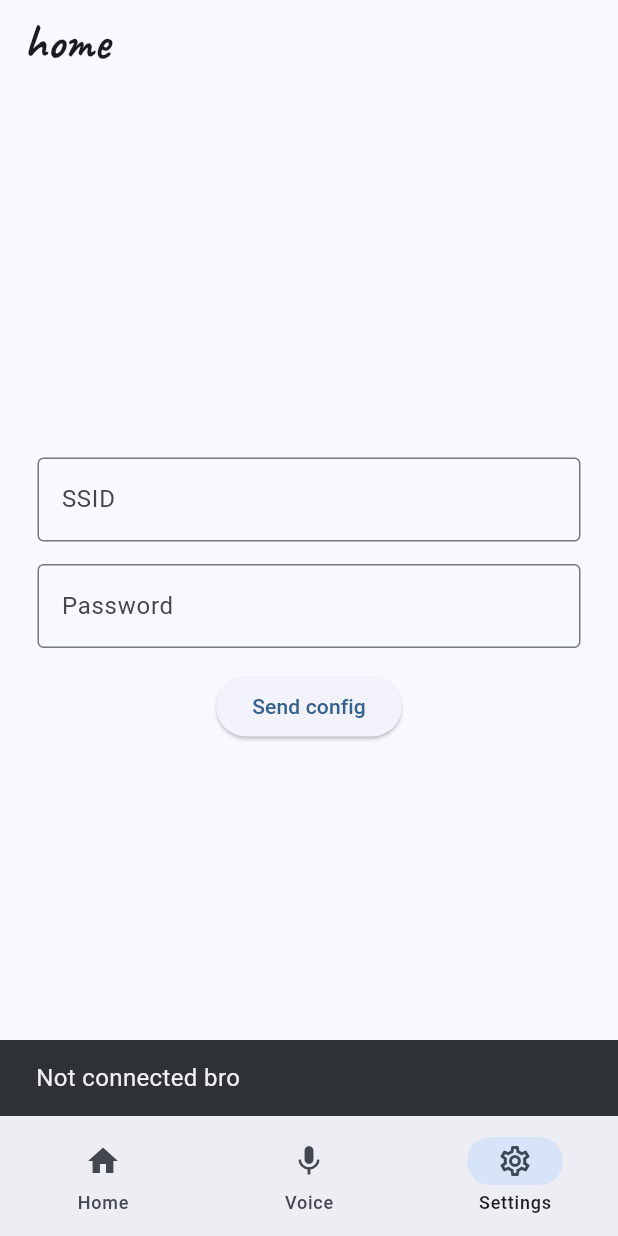
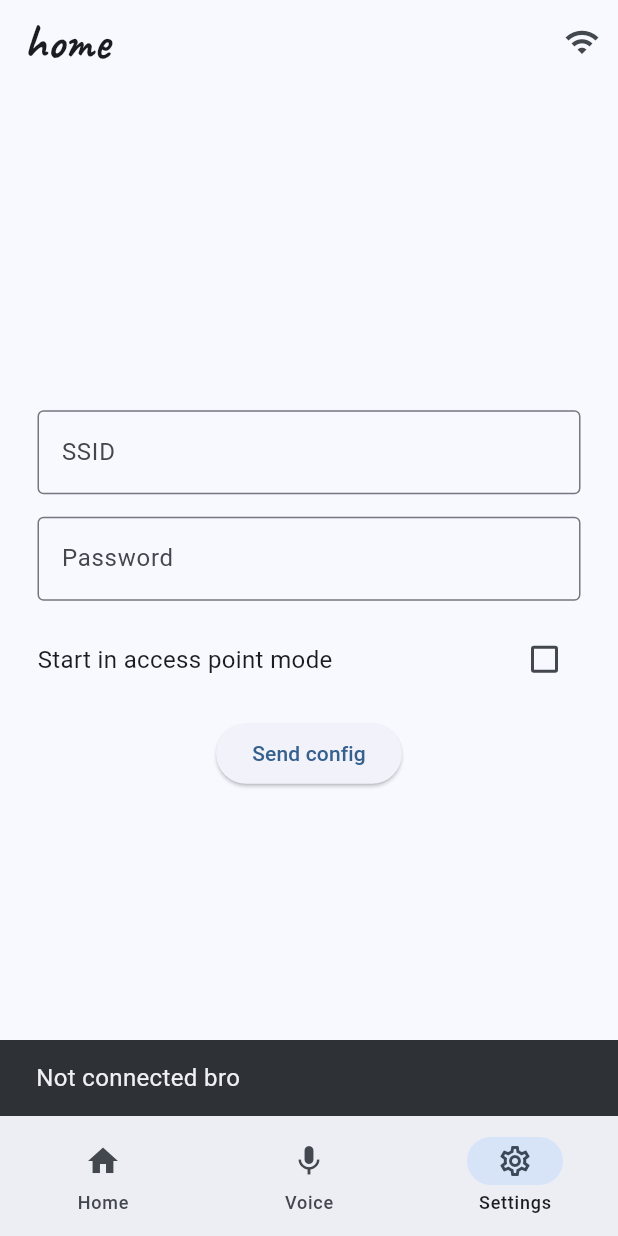
Before and after one commit to VenturaGZAAA/enlatadora_web, a Flutter app: the screen it shows after launch, item 3 of the bottom bar chosen, after a tap on "Send config", on a phone screen of 412 x 824 dp. Run offline on Flutter 3.47's test engine with Material 3 defaults, Android fonts, the light colour scheme and no system bars; our stand-ins replace flutter_dotenv, flutter_riverpod, google_fonts; missing offline and left inert: dart:html, mqtt_client; Roboto replaces fonts that are missing (Arima).

```diff
--- a/lib/models/WifiData.dart
+++ b/lib/models/wifi_data.dart
@@ -1,13 +1,13 @@
 import 'package:json_annotation/json_annotation.dart';
 
-part 'WifiData.g.dart';
+part 'wifi_data.g.dart';
 
 @JsonSerializable()
 class WiFiData {
-  const WiFiData({this.ssid = "", this.pass = "",this.startAP = false});
+  const WiFiData({this.ssid = "", this.pass = "",this.start_ap = false});
   final String ssid;
   final String pass;
-  final bool startAP;
+  final bool start_ap;
 
 
   factory WiFiData.fromJson(Map<String,dynamic> json) => _$WiFiDataFromJson(json);
--- a/lib/screens/home_page.dart
+++ b/lib/screens/home_page.dart
@@ -1,7 +1,9 @@
-import 'package:enlatadora_web/models/WifiData.dart';
+import 'package:enlatadora_web/models/wifi_data.dart';
 import 'package:enlatadora_web/providers/mqtt_riverpod.dart';
 import 'package:enlatadora_web/screens/mqtt_thing_screen.dart';
+import 'package:enlatadora_web/widgets/mqtt_config_button.dart';
 import 'package:enlatadora_web/widgets/wifi_config_page.dart';
+import 'package:flutter/foundation.dart';
 import 'package:flutter/material.dart';
 import 'package:mqtt_client/mqtt_client.dart';
 
@@ -20,6 +22,7 @@ class _HomePageState extends MqttThingScreenState<HomePage> {
 
   final _ssidController = TextEditingController();
   final _passController = TextEditingController();
+  bool _apModeCheck = false;
 
   late List<Widget Function()> screens = [
     _dashboardBody,
@@ -30,6 +33,10 @@ class _HomePageState extends MqttThingScreenState<HomePage> {
 
   final List<MockData> reads = List.empty(growable: true);
   static const int MAX_ITEMS = 50;
+
+  @override
+  List<Widget> get appbarActions =>
+      kIsWeb ? super.appbarActions : [MqttConfigButton()];
 
   void mate() async {
     await ref.read(mqttProvider.future);
@@ -141,13 +148,24 @@ class _HomePageState extends MqttThingScreenState<HomePage> {
   Future<void> _wifiConfirm() async {
     // Check connection first
     if (!mqttNotifier.isConnected()) {
-
       if (mounted) {
         ScaffoldMessenger.maybeOf(
           context,
         )?.showSnackBar(SnackBar(content: Text("Not connected bro")));
       }
       mqttNotifier.connect();
+      return;
+    }
+
+    if (_apModeCheck) {
+      final bool sendConfirmed = await _showConfirmDialog(
+        title: "Set WiFi mode to Access Point",
+        cancelText: "Cancel",
+        confirmText: "Confirm",
+      );
+      if (sendConfirmed) {
+        _publishWiFiData(WiFiData(start_ap: true), "Mode set to access point!");
+      }
       return;
     }
 
@@ -180,7 +198,7 @@ class _HomePageState extends MqttThingScreenState<HomePage> {
     final bool sendConfirmed = await _showConfirmDialog(
       title: "Send WiFi Configuration?",
       message:
-          "SSID: $ssid\nPassword: ${pass.isEmpty ? '(empty)' : '••••••••'}",
+          "SSID: $ssid\nPassword: ${pass.isEmpty ? '(empty)' : '••••••••'}\nStart in AP mode: 'No'}",
       cancelText: "Cancel",
       confirmText: "Send",
     );
@@ -188,17 +206,23 @@ class _HomePageState extends MqttThingScreenState<HomePage> {
     if (!sendConfirmed) {
       return;
     }
+    _publishWiFiData(
+      WiFiData(ssid: ssid, pass: pass, start_ap: false),
+      "WiFi data sent!",
+    );
+  }
 
+  void _publishWiFiData(WiFiData data, String message) {
     mqttNotifier.publish(
-      "config/wifi/ap",
-      WiFiData(ssid: ssid, pass: pass, startAP: false).toJson().toString(),
+      "config/wifi/data",
+      data.toJson().toString(),
       qos: MqttQos.exactlyOnce,
     );
 
     if (mounted) {
       ScaffoldMessenger.maybeOf(
         context,
-      )?.showSnackBar(SnackBar(content: Text("WiFi config sent!")));
+      )?.showSnackBar(SnackBar(content: Text(message)));
     }
   }
 
@@ -252,7 +276,15 @@ class _HomePageState extends MqttThingScreenState<HomePage> {
   }
 
   Widget _configBody() {
-    return WifiConfigPage(_ssidController, _passController, _wifiConfirm);
+    return WifiConfigPage(
+      ssidControl: _ssidController,
+      passControl: _passController,
+      apMode: _apModeCheck,
+      checkCallback: (check) => setState(() {
+        _apModeCheck = check ?? false;
+      }),
+      sendCallback: _wifiConfirm,
+    );
   }
 }
 
--- /dev/null
+++ b/lib/widgets/mqtt_config_button.dart
@@ -0,0 +1,89 @@
+import 'package:flutter/material.dart';
+import 'package:flutter_riverpod/flutter_riverpod.dart';
+
+import 'package:enlatadora_web/providers/mqtt_riverpod.dart';
+
+class MqttConfigButton extends ConsumerStatefulWidget {
+  const MqttConfigButton({super.key});
+
+  @override
+  ConsumerState<ConsumerStatefulWidget> createState() {
+    return _MqttConfigButtonState();
+  }
+}
+
+class _MqttConfigButtonState extends ConsumerState<MqttConfigButton> {
+  final ipController = TextEditingController();
+  final portController = TextEditingController();
+
+  @override
+  void initState() {
+    super.initState();
+  }
+
+  @override
+  void dispose() {
+    ipController.dispose();
+    portController.dispose();
+    super.dispose();
+  }
+
+  @override
+  Widget build(BuildContext context) {
+    return IconButton(
+      onPressed: () {
+        showDialog(
+          context: context,
+          builder: (ctx) => AlertDialog(
+            title: TextField(
+              keyboardType: TextInputType.url,
+              controller: ipController,
+              decoration: InputDecoration(
+                hint: Text(
+                  "Server IP",
+                ),
+              ),
+            ),
+            content: Column(
+              mainAxisSize: MainAxisSize.min,
+              crossAxisAlignment: CrossAxisAlignment.stretch,
+              children: [
+                TextField(
+                  controller: portController,
+                  keyboardType: TextInputType.number,
+                  decoration: InputDecoration(
+                    hint: Text(
+                      "Server port",
+                    ),
+                  ),
+                ),
+              ],
+            ),
+            actions: [
+              TextButton(
+                onPressed: () => Navigator.pop(ctx),
+                child: Text("Regresar"),
+              ),
+              TextButton(
+                onPressed: () {
+                  Navigator.pop(ctx);
+                  if (ipController.text.isNotEmpty) {
+                    ref.read(mqttProvider.notifier).setIPP(ipController.text);
+                  }
+                  if (portController.text.isNotEmpty) {
+                    ref
+                        .read(mqttProvider.notifier)
+                        .setPoort(ipController.text as int);
+                  }
+
+                },
+                child: Text("Confirmar"),
+              ),
+            ],
+          ),
+        );
+      },
+      icon: Icon(Icons.wifi),
+    );
+  }
+}
--- a/lib/widgets/wifi_config_page.dart
+++ b/lib/widgets/wifi_config_page.dart
@@ -1,15 +1,25 @@
 import 'package:flutter/material.dart';
-
 
 class WifiConfigPage extends StatelessWidget {
   final TextEditingController _ssidControl;
   final TextEditingController _passControl;
+  final bool _apMode;
 
+  final void Function(bool?) _checkCallback;
   final void Function() _sendCallback;
 
-  const WifiConfigPage(this._ssidControl,this._passControl,this._sendCallback,{super.key});
-
-
+  const WifiConfigPage({
+    required TextEditingController ssidControl,
+    required TextEditingController passControl,
+    required bool apMode,
+    required void Function(bool?) checkCallback,
+    required void Function() sendCallback,
+    super.key,
+  }) : _ssidControl = ssidControl,
+       _passControl = passControl,
+       _apMode = apMode,
+       _checkCallback = checkCallback,
+       _sendCallback = sendCallback;
 
   @override
   Widget build(BuildContext context) {
@@ -17,6 +27,7 @@ class WifiConfigPage extends StatelessWidget {
       mainAxisSize: MainAxisSize.min,
       mainAxisAlignment: MainAxisAlignment.center,
       crossAxisAlignment: CrossAxisAlignment.center,
+      spacing: 15,
       children: [
         TextField(
           controller: _ssidControl,
@@ -25,7 +36,7 @@ class WifiConfigPage extends StatelessWidget {
             border: OutlineInputBorder(),
           ),
         ),
-        SizedBox(height: 15),
+
         TextField(
           controller: _passControl,
           decoration: InputDecoration(
@@ -33,13 +44,15 @@ class WifiConfigPage extends StatelessWidget {
             border: OutlineInputBorder(),
           ),
         ),
-        SizedBox(height: 15),
-        ElevatedButton(
-          onPressed: _sendCallback,
-          child: Text("Send config"),
+        Row(
+          mainAxisAlignment: MainAxisAlignment.spaceBetween,
+          children: [
+            Text("Start in access point mode"),
+            Checkbox(value: _apMode, onChanged: _checkCallback),
+          ],
         ),
+        ElevatedButton(onPressed: _sendCallback, child: Text("Send config")),
       ],
     );
   }
-
 }
```
Also changed, not shown: lib/models/wifi_data.g.dart, 1 other file.
